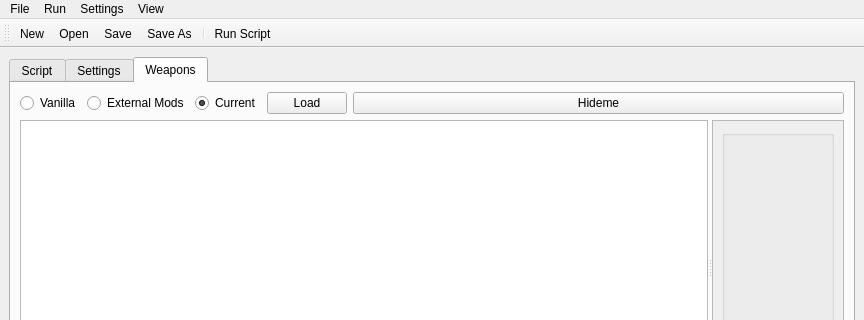
The window that Plugins/GUI/x4c_gui_layout.ui (bvbohnen/X4_Customizer) describes before a commit, drawn with Qt 5; both pictures show x 0 to 864 and y 0 to 320 of the 864 by 690 pixel window.
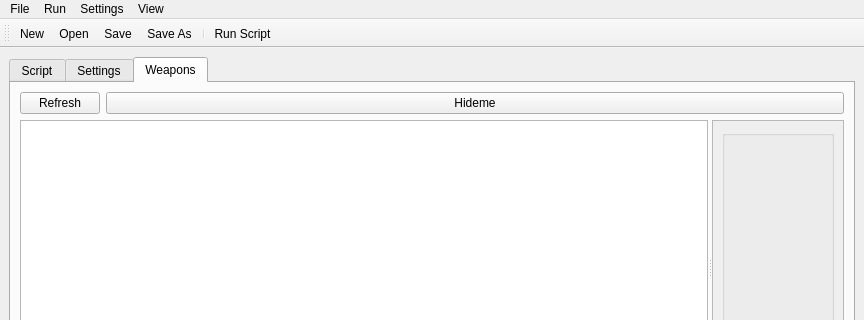
The same window after the commit. Custom widgets are drawn as their Qt base class.

```diff
--- a/Plugins/GUI/x4c_gui_layout.ui
+++ b/Plugins/GUI/x4c_gui_layout.ui
@@ -127,38 +127,14 @@
        </attribute>
        <layout class="QGridLayout" name="gridLayout_4">
         <item row="0" column="0">
-         <layout class="QHBoxLayout" name="horizontalLayout_2" stretch="0,0,0,0,1">
+         <layout class="QHBoxLayout" name="horizontalLayout_2" stretch="0,1">
           <property name="sizeConstraint">
            <enum>QLayout::SetMinimumSize</enum>
           </property>
-          <item>
-           <widget class="QRadioButton" name="widget_Table_Vanilla_button">
-            <property name="text">
-             <string>Vanilla</string>
-            </property>
-           </widget>
-          </item>
-          <item>
-           <widget class="QRadioButton" name="widget_Table_Uncustomized_button">
-            <property name="text">
-             <string>External Mods</string>
-            </property>
-           </widget>
-          </item>
-          <item>
-           <widget class="QRadioButton" name="widget_Table_Customized_button">
-            <property name="text">
-             <string>Current</string>
-            </property>
-            <property name="checked">
-             <bool>true</bool>
-            </property>
-           </widget>
-          </item>
           <item>
            <widget class="QPushButton" name="widget_Table_Update">
             <property name="text">
-             <string>Load</string>
+             <string>Refresh</string>
             </property>
            </widget>
           </item>
```
Left out of the diff: 15 changed lines with no effect on the pictures.
